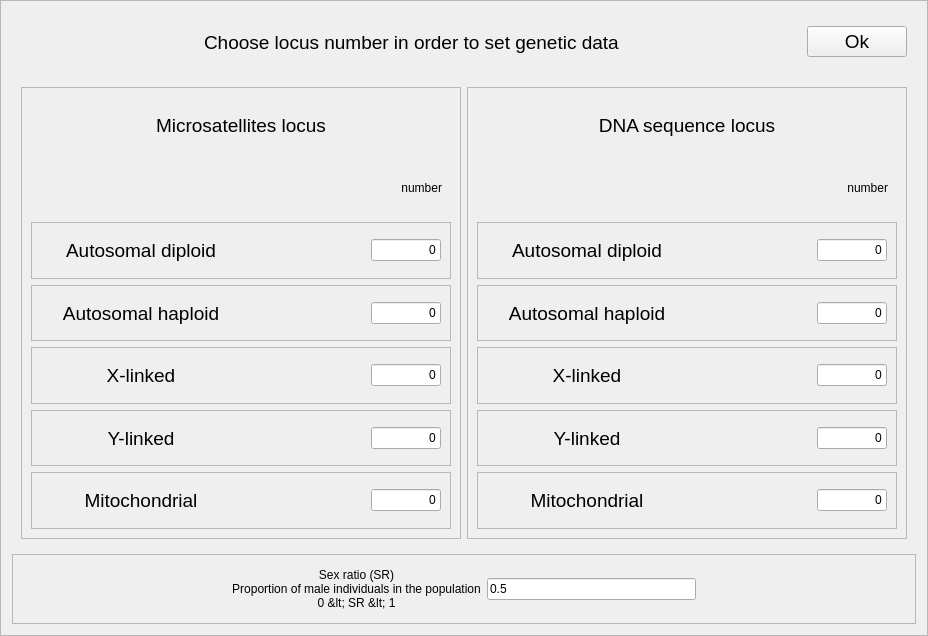
Qt form gui/src/uis/setLocusNumber.ui (cbgp/diyabc) before a commit.
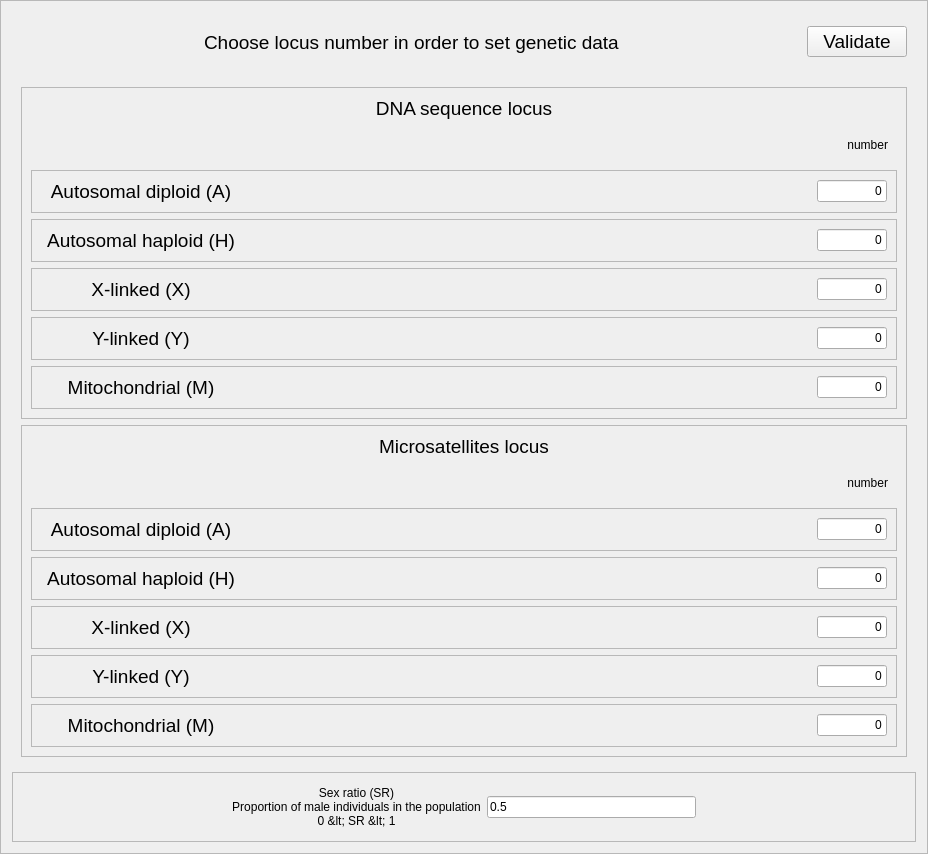
The same form after that commit.

```diff
--- a/gui/src/uis/setLocusNumber.ui
+++ b/gui/src/uis/setLocusNumber.ui
@@ -99,7 +99,7 @@
          </font>
         </property>
         <property name="text">
-         <string>Ok</string>
+         <string>Validate</string>
         </property>
        </widget>
       </item>
@@ -114,439 +114,7 @@
      <property name="frameShadow">
       <enum>QFrame::Raised</enum>
      </property>
-     <layout class="QHBoxLayout" name="horizontalLayout_13">
-      <item>
-       <widget class="QFrame" name="frame">
-        <property name="frameShape">
-         <enum>QFrame::StyledPanel</enum>
-        </property>
-        <property name="frameShadow">
-         <enum>QFrame::Raised</enum>
-        </property>
-        <layout class="QVBoxLayout" name="verticalLayout">
-         <item>
-          <widget class="QLabel" name="leftBlocLabel">
-           <property name="font">
-            <font>
-             <pointsize>14</pointsize>
-            </font>
-           </property>
-           <property name="text">
-            <string>Microsatellites locus</string>
-           </property>
-           <property name="alignment">
-            <set>Qt::AlignCenter</set>
-           </property>
-          </widget>
-         </item>
-         <item>
-          <widget class="QFrame" name="frame_7">
-           <property name="frameShape">
-            <enum>QFrame::NoFrame</enum>
-           </property>
-           <property name="frameShadow">
-            <enum>QFrame::Raised</enum>
-           </property>
-           <layout class="QHBoxLayout" name="horizontalLayout_6">
-            <item>
-             <spacer name="horizontalSpacer">
-              <property name="orientation">
-               <enum>Qt::Horizontal</enum>
-              </property>
-              <property name="sizeHint" stdset="0">
-               <size>
-                <width>40</width>
-                <height>20</height>
-               </size>
-              </property>
-             </spacer>
-            </item>
-            <item>
-             <widget class="QLabel" name="label_4">
-              <property name="text">
-               <string>number</string>
-              </property>
-              <property name="alignment">
-               <set>Qt::AlignRight|Qt::AlignTrailing|Qt::AlignVCenter</set>
-              </property>
-             </widget>
-            </item>
-           </layout>
-          </widget>
-         </item>
-         <item>
-          <widget class="QFrame" name="frame_2">
-           <property name="frameShape">
-            <enum>QFrame::StyledPanel</enum>
-           </property>
-           <property name="frameShadow">
-            <enum>QFrame::Raised</enum>
-           </property>
-           <layout class="QHBoxLayout" name="horizontalLayout">
-            <item>
-             <widget class="QLabel" name="maLabel">
-              <property name="minimumSize">
-               <size>
-                <width>200</width>
-                <height>0</height>
-               </size>
-              </property>
-              <property name="maximumSize">
-               <size>
-                <width>200</width>
-                <height>16777215</height>
-               </size>
-              </property>
-              <property name="font">
-               <font>
-                <pointsize>14</pointsize>
-               </font>
-              </property>
-              <property name="text">
-               <string>Autosomal diploid</string>
-              </property>
-              <property name="alignment">
-               <set>Qt::AlignCenter</set>
-              </property>
-             </widget>
-            </item>
-            <item>
-             <spacer name="horizontalSpacer_3">
-              <property name="orientation">
-               <enum>Qt::Horizontal</enum>
-              </property>
-              <property name="sizeHint" stdset="0">
-               <size>
-                <width>40</width>
-                <height>20</height>
-               </size>
-              </property>
-             </spacer>
-            </item>
-            <item>
-             <widget class="QLineEdit" name="maEdit">
-              <property name="minimumSize">
-               <size>
-                <width>70</width>
-                <height>0</height>
-               </size>
-              </property>
-              <property name="maximumSize">
-               <size>
-                <width>70</width>
-                <height>16777215</height>
-               </size>
-              </property>
-              <property name="text">
-               <string>0</string>
-              </property>
-              <property name="alignment">
-               <set>Qt::AlignRight|Qt::AlignTrailing|Qt::AlignVCenter</set>
-              </property>
-             </widget>
-            </item>
-           </layout>
-          </widget>
-         </item>
-         <item>
-          <widget class="QFrame" name="frame_3">
-           <property name="frameShape">
-            <enum>QFrame::StyledPanel</enum>
-           </property>
-           <property name="frameShadow">
-            <enum>QFrame::Raised</enum>
-           </property>
-           <layout class="QHBoxLayout" name="horizontalLayout_2">
-            <item>
-             <widget class="QLabel" name="mhLabel">
-              <property name="minimumSize">
-               <size>
-                <width>200</width>
-                <height>0</height>
-               </size>
-              </property>
-              <property name="maximumSize">
-               <size>
-                <width>200</width>
-                <height>16777215</height>
-               </size>
-              </property>
-              <property name="font">
-               <font>
-                <pointsize>14</pointsize>
-               </font>
-              </property>
-              <property name="text">
-               <string>Autosomal haploid</string>
-              </property>
-              <property name="alignment">
-               <set>Qt::AlignCenter</set>
-              </property>
-             </widget>
-            </item>
-            <item>
-             <spacer name="horizontalSpacer_4">
-              <property name="orientation">
-               <enum>Qt::Horizontal</enum>
-              </property>
-              <property name="sizeHint" stdset="0">
-               <size>
-                <width>40</width>
-                <height>20</height>
-               </size>
-              </property>
-             </spacer>
-            </item>
-            <item>
-             <widget class="QLineEdit" name="mhEdit">
-              <property name="minimumSize">
-               <size>
-                <width>70</width>
-                <height>0</height>
-               </size>
-              </property>
-              <property name="maximumSize">
-               <size>
-                <width>70</width>
-                <height>16777215</height>
-               </size>
-              </property>
-              <property name="text">
-               <string>0</string>
-              </property>
-              <property name="alignment">
-               <set>Qt::AlignRight|Qt::AlignTrailing|Qt::AlignVCenter</set>
-              </property>
-             </widget>
-            </item>
-           </layout>
-          </widget>
-         </item>
-         <item>
-          <widget class="QFrame" name="frame_4">
-           <property name="frameShape">
-            <enum>QFrame::StyledPanel</enum>
-           </property>
-           <property name="frameShadow">
-            <enum>QFrame::Raised</enum>
-           </property>
-           <layout class="QHBoxLayout" name="horizontalLayout_3">
-            <item>
-             <widget class="QLabel" name="mxLabel">
-              <property name="minimumSize">
-               <size>
-                <width>200</width>
-                <height>0</height>
-               </size>
-              </property>
-              <property name="maximumSize">
-               <size>
-                <width>200</width>
-                <height>16777215</height>
-               </size>
-              </property>
-              <property name="font">
-               <font>
-                <pointsize>14</pointsize>
-               </font>
-              </property>
-              <property name="text">
-               <string>X-linked</string>
-              </property>
-              <property name="alignment">
-               <set>Qt::AlignCenter</set>
-              </property>
-             </widget>
-            </item>
-            <item>
-             <spacer name="horizontalSpacer_5">
-              <property name="orientation">
-               <enum>Qt::Horizontal</enum>
-              </property>
-              <property name="sizeHint" stdset="0">
-               <size>
-                <width>40</width>
-                <height>20</height>
-               </size>
-              </property>
-             </spacer>
-            </item>
-            <item>
-             <widget class="QLineEdit" name="mxEdit">
-              <property name="minimumSize">
-               <size>
-                <width>70</width>
-                <height>0</height>
-               </size>
-              </property>
-              <property name="maximumSize">
-               <size>
-                <width>70</width>
-                <height>16777215</height>
-               </size>
-              </property>
-              <property name="text">
-               <string>0</string>
-              </property>
-              <property name="alignment">
-               <set>Qt::AlignRight|Qt::AlignTrailing|Qt::AlignVCenter</set>
-              </property>
-             </widget>
-            </item>
-           </layout>
-          </widget>
-         </item>
-         <item>
-          <widget class="QFrame" name="frame_5">
-           <property name="frameShape">
-            <enum>QFrame::StyledPanel</enum>
-           </property>
-           <property name="frameShadow">
-            <enum>QFrame::Raised</enum>
-           </property>
-           <layout class="QHBoxLayout" name="horizontalLayout_4">
-            <item>
-             <widget class="QLabel" name="myLabel">
-              <property name="minimumSize">
-               <size>
-                <width>200</width>
-                <height>0</height>
-               </size>
-              </property>
-              <property name="maximumSize">
-               <size>
-                <width>200</width>
-                <height>16777215</height>
-               </size>
-              </property>
-              <property name="font">
-               <font>
-                <pointsize>14</pointsize>
-               </font>
-              </property>
-              <property name="text">
-               <string>Y-linked</string>
-              </property>
-              <property name="alignment">
-               <set>Qt::AlignCenter</set>
-              </property>
-             </widget>
-            </item>
-            <item>
-             <spacer name="horizontalSpacer_6">
-              <property name="orientation">
-               <enum>Qt::Horizontal</enum>
-              </property>
-              <property name="sizeHint" stdset="0">
-               <size>
-                <width>40</width>
-                <height>20</height>
-               </size>
-              </property>
-             </spacer>
-            </item>
-            <item>
-             <widget class="QLineEdit" name="myEdit">
-              <property name="minimumSize">
-               <size>
-                <width>70</width>
-                <height>0</height>
-               </size>
-              </property>
-              <property name="maximumSize">
-               <size>
-                <width>70</width>
-                <height>16777215</height>
-               </size>
-              </property>
-              <property name="text">
-               <string>0</string>
-              </property>
-              <property name="alignment">
-               <set>Qt::AlignRight|Qt::AlignTrailing|Qt::AlignVCenter</set>
-              </property>
-             </widget>
-            </item>
-           </layout>
-          </widget>
-         </item>
-         <item>
-          <widget class="QFrame" name="frame_6">
-           <property name="frameShape">
-            <enum>QFrame::StyledPanel</enum>
-           </property>
-           <property name="frameShadow">
-            <enum>QFrame::Raised</enum>
-           </property>
-           <layout class="QHBoxLayout" name="horizontalLayout_5">
-            <item>
-             <widget class="QLabel" name="mmLabel">
-              <property name="minimumSize">
-               <size>
-                <width>200</width>
-                <height>0</height>
-               </size>
-              </property>
-              <property name="maximumSize">
-               <size>
-                <width>200</width>
-                <height>16777215</height>
-               </size>
-              </property>
-              <property name="font">
-               <font>
-                <pointsize>14</pointsize>
-               </font>
-              </property>
-              <property name="text">
-               <string>Mitochondrial</string>
-              </property>
-              <property name="alignment">
-               <set>Qt::AlignCenter</set>
-              </property>
-             </widget>
-            </item>
-            <item>
-             <spacer name="horizontalSpacer_7">
-              <property name="orientation">
-               <enum>Qt::Horizontal</enum>
-              </property>
-              <property name="sizeHint" stdset="0">
-               <size>
-                <width>40</width>
-                <height>20</height>
-               </size>
-              </property>
-             </spacer>
-            </item>
-            <item>
-             <widget class="QLineEdit" name="mmEdit">
-              <property name="minimumSize">
-               <size>
-                <width>70</width>
-                <height>0</height>
-               </size>
-              </property>
-              <property name="maximumSize">
-               <size>
-                <width>70</width>
-                <height>16777215</height>
-               </size>
-              </property>
-              <property name="text">
-               <string>0</string>
-              </property>
-              <property name="alignment">
-               <set>Qt::AlignRight|Qt::AlignTrailing|Qt::AlignVCenter</set>
-              </property>
-             </widget>
-            </item>
-           </layout>
-          </widget>
-         </item>
-        </layout>
-       </widget>
-      </item>
+     <layout class="QVBoxLayout" name="verticalLayout_4">
       <item>
        <widget class="QFrame" name="frame_8">
         <property name="frameShape">
@@ -635,7 +203,7 @@
                </font>
               </property>
               <property name="text">
-               <string>Autosomal diploid</string>
+               <string>Autosomal diploid (A)</string>
               </property>
               <property name="alignment">
                <set>Qt::AlignCenter</set>
@@ -709,7 +277,7 @@
                </font>
               </property>
               <property name="text">
-               <string>Autosomal haploid</string>
+               <string>Autosomal haploid (H)</string>
               </property>
               <property name="alignment">
                <set>Qt::AlignCenter</set>
@@ -783,7 +351,7 @@
                </font>
               </property>
               <property name="text">
-               <string>X-linked</string>
+               <string>X-linked (X)</string>
               </property>
               <property name="alignment">
                <set>Qt::AlignCenter</set>
@@ -857,7 +425,7 @@
                </font>
               </property>
               <property name="text">
-               <string>Y-linked</string>
+               <string>Y-linked (Y)</string>
               </property>
               <property name="alignment">
                <set>Qt::AlignCenter</set>
@@ -931,7 +499,7 @@
                </font>
               </property>
               <property name="text">
-               <string>Mitochondrial</string>
+               <string>Mitochondrial (M)</string>
               </property>
               <property name="alignment">
                <set>Qt::AlignCenter</set>
@@ -979,6 +547,438 @@
         </layout>
        </widget>
       </item>
+      <item>
+       <widget class="QFrame" name="frame">
+        <property name="frameShape">
+         <enum>QFrame::StyledPanel</enum>
+        </property>
+        <property name="frameShadow">
+         <enum>QFrame::Raised</enum>
+        </property>
+        <layout class="QVBoxLayout" name="verticalLayout">
+         <item>
+          <widget class="QLabel" name="leftBlocLabel">
+           <property name="font">
+            <font>
+             <pointsize>14</pointsize>
+            </font>
+           </property>
+           <property name="text">
+            <string>Microsatellites locus</string>
+           </property>
+           <property name="alignment">
+            <set>Qt::AlignCenter</set>
+           </property>
+          </widget>
+         </item>
+         <item>
+          <widget class="QFrame" name="frame_7">
+           <property name="frameShape">
+            <enum>QFrame::NoFrame</enum>
+           </property>
+           <property name="frameShadow">
+            <enum>QFrame::Raised</enum>
+           </property>
+           <layout class="QHBoxLayout" name="horizontalLayout_6">
+            <item>
+             <spacer name="horizontalSpacer">
+              <property name="orientation">
+               <enum>Qt::Horizontal</enum>
+              </property>
+              <property name="sizeHint" stdset="0">
+               <size>
+                <width>40</width>
+                <height>20</height>
+               </size>
+              </property>
+             </spacer>
+            </item>
+            <item>
+             <widget class="QLabel" name="label_4">
+              <property name="text">
+               <string>number</string>
+              </property>
+              <property name="alignment">
+               <set>Qt::AlignRight|Qt::AlignTrailing|Qt::AlignVCenter</set>
+              </property>
+             </widget>
+            </item>
+           </layout>
+          </widget>
+         </item>
+         <item>
+          <widget class="QFrame" name="frame_2">
+           <property name="frameShape">
+            <enum>QFrame::StyledPanel</enum>
+           </property>
+           <property name="frameShadow">
+            <enum>QFrame::Raised</enum>
+           </property>
+           <layout class="QHBoxLayout" name="horizontalLayout">
+            <item>
+             <widget class="QLabel" name="maLabel">
+              <property name="minimumSize">
+               <size>
+                <width>200</width>
+                <height>0</height>
+               </size>
+              </property>
+              <property name="maximumSize">
+               <size>
+                <width>200</width>
+                <height>16777215</height>
+               </size>
+              </property>
+              <property name="font">
+               <font>
+                <pointsize>14</pointsize>
+               </font>
+              </property>
+              <property name="text">
+               <string>Autosomal diploid (A)</string>
+              </property>
+              <property name="alignment">
+               <set>Qt::AlignCenter</set>
+              </property>
+             </widget>
+            </item>
+            <item>
+             <spacer name="horizontalSpacer_3">
+              <property name="orientation">
+               <enum>Qt::Horizontal</enum>
+              </property>
+              <property name="sizeHint" stdset="0">
+               <size>
+                <width>40</width>
+                <height>20</height>
+               </size>
+              </property>
+             </spacer>
+            </item>
+            <item>
+             <widget class="QLineEdit" name="maEdit">
+              <property name="minimumSize">
+               <size>
+                <width>70</width>
+                <height>0</height>
+               </size>
+              </property>
+              <property name="maximumSize">
+               <size>
+                <width>70</width>
+                <height>16777215</height>
+               </size>
+              </property>
+              <property name="text">
+               <string>0</string>
+              </property>
+              <property name="alignment">
+               <set>Qt::AlignRight|Qt::AlignTrailing|Qt::AlignVCenter</set>
+              </property>
+             </widget>
+            </item>
+           </layout>
+          </widget>
+         </item>
+         <item>
+          <widget class="QFrame" name="frame_3">
+           <property name="frameShape">
+            <enum>QFrame::StyledPanel</enum>
+           </property>
+           <property name="frameShadow">
+            <enum>QFrame::Raised</enum>
+           </property>
+           <layout class="QHBoxLayout" name="horizontalLayout_2">
+            <item>
+             <widget class="QLabel" name="mhLabel">
+              <property name="minimumSize">
+               <size>
+                <width>200</width>
+                <height>0</height>
+               </size>
+              </property>
+              <property name="maximumSize">
+               <size>
+                <width>200</width>
+                <height>16777215</height>
+               </size>
+              </property>
+              <property name="font">
+               <font>
+                <pointsize>14</pointsize>
+               </font>
+              </property>
+              <property name="text">
+               <string>Autosomal haploid (H)</string>
+              </property>
+              <property name="alignment">
+               <set>Qt::AlignCenter</set>
+              </property>
+             </widget>
+            </item>
+            <item>
+             <spacer name="horizontalSpacer_4">
+              <property name="orientation">
+               <enum>Qt::Horizontal</enum>
+              </property>
+              <property name="sizeHint" stdset="0">
+               <size>
+                <width>40</width>
+                <height>20</height>
+               </size>
+              </property>
+             </spacer>
+            </item>
+            <item>
+             <widget class="QLineEdit" name="mhEdit">
+              <property name="minimumSize">
+               <size>
+                <width>70</width>
+                <height>0</height>
+               </size>
+              </property>
+              <property name="maximumSize">
+               <size>
+                <width>70</width>
+                <height>16777215</height>
+               </size>
+              </property>
+              <property name="text">
+               <string>0</string>
+              </property>
+              <property name="alignment">
+               <set>Qt::AlignRight|Qt::AlignTrailing|Qt::AlignVCenter</set>
+              </property>
+             </widget>
+            </item>
+           </layout>
+          </widget>
+         </item>
+         <item>
+          <widget class="QFrame" name="frame_4">
+           <property name="frameShape">
+            <enum>QFrame::StyledPanel</enum>
+           </property>
+           <property name="frameShadow">
+            <enum>QFrame::Raised</enum>
+           </property>
+           <layout class="QHBoxLayout" name="horizontalLayout_3">
+            <item>
+             <widget class="QLabel" name="mxLabel">
+              <property name="minimumSize">
+               <size>
+                <width>200</width>
+                <height>0</height>
+               </size>
+              </property>
+              <property name="maximumSize">
+               <size>
+                <width>200</width>
+                <height>16777215</height>
+               </size>
+              </property>
+              <property name="font">
+               <font>
+                <pointsize>14</pointsize>
+               </font>
+              </property>
+              <property name="text">
+               <string>X-linked (X)</string>
+              </property>
+              <property name="alignment">
+               <set>Qt::AlignCenter</set>
+              </property>
+             </widget>
+            </item>
+            <item>
+             <spacer name="horizontalSpacer_5">
+              <property name="orientation">
+               <enum>Qt::Horizontal</enum>
+              </property>
+              <property name="sizeHint" stdset="0">
+               <size>
+                <width>40</width>
+                <height>20</height>
+               </size>
+              </property>
+             </spacer>
+            </item>
+            <item>
+             <widget class="QLineEdit" name="mxEdit">
+              <property name="minimumSize">
+               <size>
+                <width>70</width>
+                <height>0</height>
+               </size>
+              </property>
+              <property name="maximumSize">
+               <size>
+                <width>70</width>
+                <height>16777215</height>
+               </size>
+              </property>
+              <property name="text">
+               <string>0</string>
+              </property>
+              <property name="alignment">
+               <set>Qt::AlignRight|Qt::AlignTrailing|Qt::AlignVCenter</set>
+              </property>
+             </widget>
+            </item>
+           </layout>
+          </widget>
+         </item>
+         <item>
+          <widget class="QFrame" name="frame_5">
+           <property name="frameShape">
+            <enum>QFrame::StyledPanel</enum>
+           </property>
+           <property name="frameShadow">
+            <enum>QFrame::Raised</enum>
+           </property>
+           <layout class="QHBoxLayout" name="horizontalLayout_4">
+            <item>
+             <widget class="QLabel" name="myLabel">
+              <property name="minimumSize">
+               <size>
+                <width>200</width>
+                <height>0</height>
+               </size>
+              </property>
+              <property name="maximumSize">
+               <size>
+                <width>200</width>
+                <height>16777215</height>
+               </size>
+              </property>
+              <property name="font">
+               <font>
+                <pointsize>14</pointsize>
+               </font>
+              </property>
+              <property name="text">
+               <string>Y-linked (Y)</string>
+              </property>
+              <property name="alignment">
+               <set>Qt::AlignCenter</set>
+              </property>
+             </widget>
+            </item>
+            <item>
+             <spacer name="horizontalSpacer_6">
+              <property name="orientation">
+               <enum>Qt::Horizontal</enum>
+              </property>
+              <property name="sizeHint" stdset="0">
+               <size>
+                <width>40</width>
+                <height>20</height>
+               </size>
+              </property>
+             </spacer>
+            </item>
+            <item>
+             <widget class="QLineEdit" name="myEdit">
+              <property name="minimumSize">
+               <size>
+                <width>70</width>
+                <height>0</height>
+               </size>
+              </property>
+              <property name="maximumSize">
+               <size>
+                <width>70</width>
+                <height>16777215</height>
+               </size>
+              </property>
+              <property name="text">
+               <string>0</string>
+              </property>
+              <property name="alignment">
+               <set>Qt::AlignRight|Qt::AlignTrailing|Qt::AlignVCenter</set>
+              </property>
+             </widget>
+            </item>
+           </layout>
+          </widget>
+         </item>
+         <item>
+          <widget class="QFrame" name="frame_6">
+           <property name="frameShape">
+            <enum>QFrame::StyledPanel</enum>
+           </property>
+           <property name="frameShadow">
+            <enum>QFrame::Raised</enum>
+           </property>
+           <layout class="QHBoxLayout" name="horizontalLayout_5">
+            <item>
+             <widget class="QLabel" name="mmLabel">
+              <property name="minimumSize">
+               <size>
+                <width>200</width>
+                <height>0</height>
+               </size>
+              </property>
+              <property name="maximumSize">
+               <size>
+                <width>200</width>
+                <height>16777215</height>
+               </size>
+              </property>
+              <property name="font">
+               <font>
+                <pointsize>14</pointsize>
+               </font>
+              </property>
+              <property name="text">
+               <string>Mitochondrial (M)</string>
+              </property>
+              <property name="alignment">
+               <set>Qt::AlignCenter</set>
+              </property>
+             </widget>
+            </item>
+            <item>
+             <spacer name="horizontalSpacer_7">
+              <property name="orientation">
+               <enum>Qt::Horizontal</enum>
+              </property>
+              <property name="sizeHint" stdset="0">
+               <size>
+                <width>40</width>
+                <height>20</height>
+               </size>
+              </property>
+             </spacer>
+            </item>
+            <item>
+             <widget class="QLineEdit" name="mmEdit">
+              <property name="minimumSize">
+               <size>
+                <width>70</width>
+                <height>0</height>
+               </size>
+              </property>
+              <property name="maximumSize">
+               <size>
+                <width>70</width>
+                <height>16777215</height>
+               </size>
+              </property>
+              <property name="text">
+               <string>0</string>
+              </property>
+              <property name="alignment">
+               <set>Qt::AlignRight|Qt::AlignTrailing|Qt::AlignVCenter</set>
+              </property>
+             </widget>
+            </item>
+           </layout>
+          </widget>
+         </item>
+        </layout>
+       </widget>
+      </item>
      </layout>
     </widget>
    </item>
```
